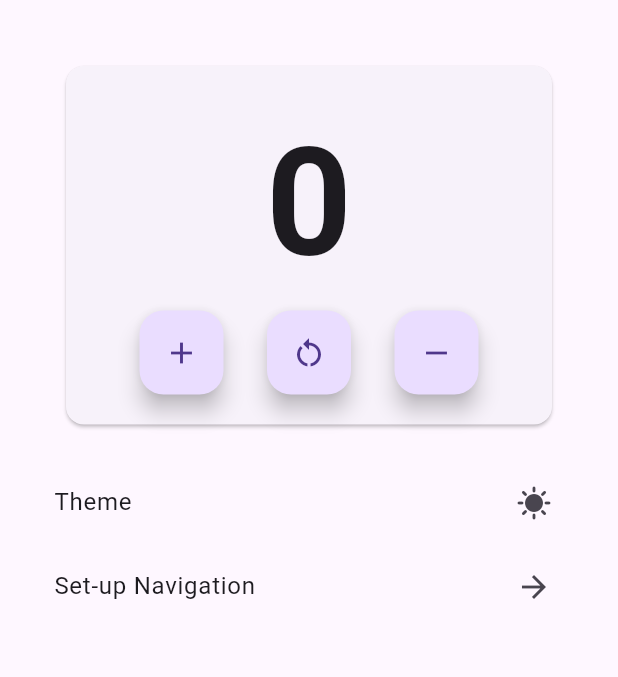
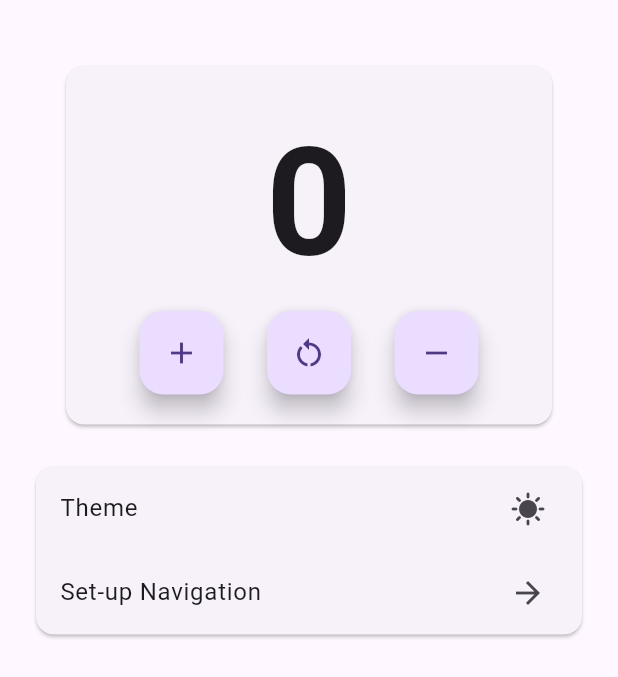
Before and after one commit to Aksharpatel06/adv_flutter_ch6, a Flutter app: the screen it shows after launch, on a phone screen of 412 x 824 dp. Shown: the top 677 px of the screen. Run offline on Flutter 3.47's test engine with Material 3 defaults, Android fonts, the phone set to English and light mode, and no system bars; our stand-ins replace get.

Commit message:
17-07-2024

```diff
--- a/lib/view/task_1/screen/home/home_screen.dart
+++ b/lib/view/task_1/screen/home/home_screen.dart
@@ -63,6 +63,9 @@ class HomeScreen extends StatelessWidget {
                     ),
                   ),
                 ),
+                Card(
+                  child: Column(
+                    children: [
                       ListTile(
                         title: const Text('Theme'),
                         trailing: GestureDetector(
@@ -75,11 +78,14 @@ class HomeScreen extends StatelessWidget {
                         title: const Text('Set-up Navigation'),
                         trailing: GestureDetector(
                           onTap: () {
-                      Get.to(const DetailsScreen(), transition: Transition.fade);
+                            Get.to(const DetailsScreen(),duration: const Duration(milliseconds: 1000), transition: Transition.fade);
                           },
                           child: const Icon(Icons.arrow_forward),
                         ),
-                )
+                      ),
+                    ],
+                  ),
+                ),
               ],
             ),
           ),
```
Lines whose indentation alone changed are shown as unchanged.
